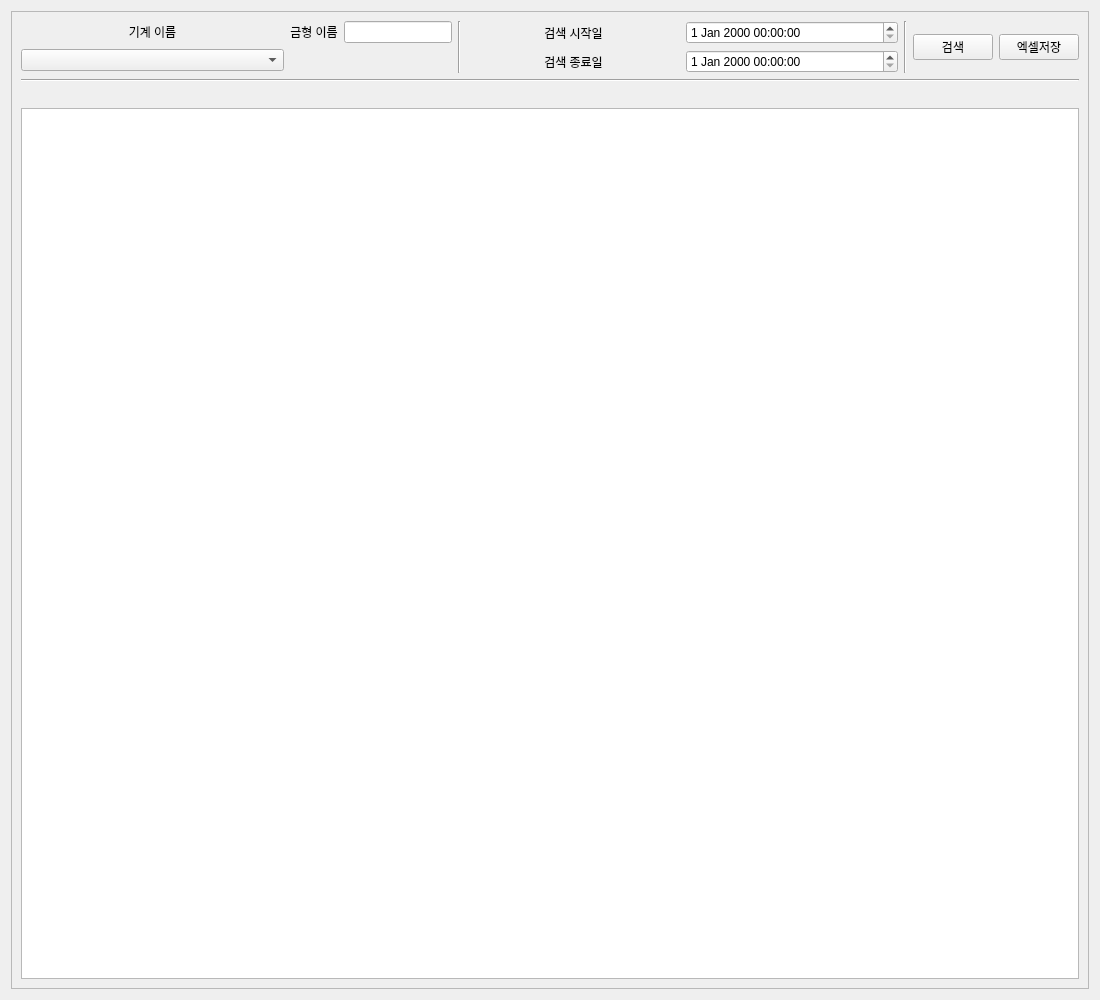
First picture: the form in dbsearchact.ui, repository good7zzang/QT_DBA, before the edit.
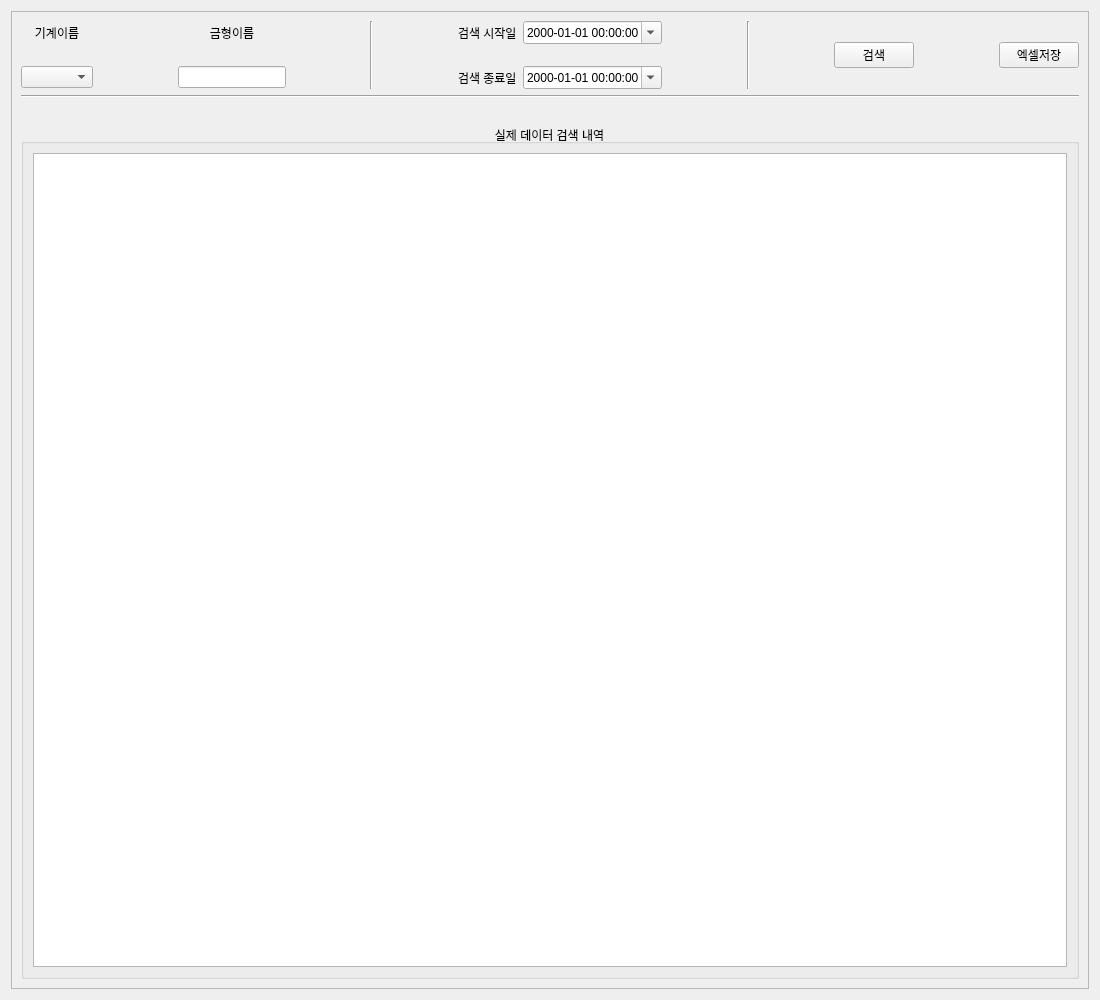
Second picture: the form after the edit.

```diff
--- a/dbsearchact.ui
+++ b/dbsearchact.ui
@@ -28,11 +28,229 @@
         <height>976</height>
        </rect>
       </property>
-      <layout class="QGridLayout" name="gridLayout_5">
-       <item row="0" column="1">
-        <widget class="Line" name="line">
+      <layout class="QGridLayout" name="gridLayout_4">
+       <item row="0" column="0">
+        <layout class="QGridLayout" name="gridLayout_3">
+         <item row="2" column="0">
+          <widget class="QComboBox" name="Co_MachineList"/>
+         </item>
+         <item row="0" column="2">
+          <widget class="QLabel" name="label_2">
+           <property name="text">
+            <string>금형이름</string>
+           </property>
+           <property name="alignment">
+            <set>Qt::AlignCenter</set>
+           </property>
+          </widget>
+         </item>
+         <item row="0" column="6">
+          <widget class="QLabel" name="label_3">
+           <property name="text">
+            <string>검색 시작일</string>
+           </property>
+          </widget>
+         </item>
+         <item row="0" column="7">
+          <widget class="QDateTimeEdit" name="Da_Data_Start_Time">
+           <property name="displayFormat">
+            <string>yyyy-MM-dd hh:mm:ss</string>
+           </property>
+           <property name="calendarPopup">
+            <bool>true</bool>
+           </property>
+          </widget>
+         </item>
+         <item row="0" column="13" rowspan="3">
+          <widget class="QPushButton" name="Pu_SaveExcel">
+           <property name="text">
+            <string>엑셀저장</string>
+           </property>
+          </widget>
+         </item>
+         <item row="2" column="2">
+          <widget class="QLineEdit" name="Li_MoldName"/>
+         </item>
+         <item row="0" column="1">
+          <spacer name="horizontalSpacer">
+           <property name="orientation">
+            <enum>Qt::Horizontal</enum>
+           </property>
+           <property name="sizeHint" stdset="0">
+            <size>
+             <width>40</width>
+             <height>20</height>
+            </size>
+           </property>
+          </spacer>
+         </item>
+         <item row="0" column="4" rowspan="3">
+          <widget class="Line" name="line">
+           <property name="orientation">
+            <enum>Qt::Vertical</enum>
+           </property>
+          </widget>
+         </item>
+         <item row="0" column="0">
+          <widget class="QLabel" name="label">
+           <property name="text">
+            <string>기계이름</string>
+           </property>
+           <property name="alignment">
+            <set>Qt::AlignCenter</set>
+           </property>
+          </widget>
+         </item>
+         <item row="0" column="3">
+          <spacer name="horizontalSpacer_2">
+           <property name="orientation">
+            <enum>Qt::Horizontal</enum>
+           </property>
+           <property name="sizeHint" stdset="0">
+            <size>
+             <width>40</width>
+             <height>20</height>
+            </size>
+           </property>
+          </spacer>
+         </item>
+         <item row="0" column="12">
+          <spacer name="horizontalSpacer_6">
+           <property name="orientation">
+            <enum>Qt::Horizontal</enum>
+           </property>
+           <property name="sizeHint" stdset="0">
+            <size>
+             <width>40</width>
+             <height>20</height>
+            </size>
+           </property>
+          </spacer>
+         </item>
+         <item row="0" column="9" rowspan="3">
+          <widget class="Line" name="line_3">
+           <property name="orientation">
+            <enum>Qt::Vertical</enum>
+           </property>
+          </widget>
+         </item>
+         <item row="0" column="10">
+          <spacer name="horizontalSpacer_4">
+           <property name="orientation">
+            <enum>Qt::Horizontal</enum>
+           </property>
+           <property name="sizeHint" stdset="0">
+            <size>
+             <width>40</width>
+             <height>20</height>
+            </size>
+           </property>
+          </spacer>
+         </item>
+         <item row="0" column="5">
+          <spacer name="horizontalSpacer_3">
+           <property name="orientation">
+            <enum>Qt::Horizontal</enum>
+           </property>
+           <property name="sizeHint" stdset="0">
+            <size>
+             <width>40</width>
+             <height>20</height>
+            </size>
+           </property>
+          </spacer>
+         </item>
+         <item row="2" column="6">
+          <widget class="QLabel" name="label_4">
+           <property name="text">
+            <string>검색 종료일</string>
+           </property>
+          </widget>
+         </item>
+         <item row="2" column="7">
+          <widget class="QDateTimeEdit" name="Da_Data_End_Time">
+           <property name="displayFormat">
+            <string>yyyy-MM-dd hh:mm:ss</string>
+           </property>
+           <property name="calendarPopup">
+            <bool>true</bool>
+           </property>
+          </widget>
+         </item>
+         <item row="0" column="8">
+          <spacer name="horizontalSpacer_5">
+           <property name="orientation">
+            <enum>Qt::Horizontal</enum>
+           </property>
+           <property name="sizeHint" stdset="0">
+            <size>
+             <width>40</width>
+             <height>20</height>
+            </size>
+           </property>
+          </spacer>
+         </item>
+         <item row="1" column="0">
+          <spacer name="verticalSpacer_2">
+           <property name="orientation">
+            <enum>Qt::Vertical</enum>
+           </property>
+           <property name="sizeType">
+            <enum>QSizePolicy::Maximum</enum>
+           </property>
+           <property name="sizeHint" stdset="0">
+            <size>
+             <width>20</width>
+             <height>10</height>
+            </size>
+           </property>
+          </spacer>
+         </item>
+         <item row="0" column="11" rowspan="3">
+          <widget class="QPushButton" name="Pu_SearchButton">
+           <property name="text">
+            <string>검색</string>
+           </property>
+          </widget>
+         </item>
+        </layout>
+       </item>
+       <item row="3" column="0">
+        <widget class="QGroupBox" name="groupBox">
+         <property name="sizePolicy">
+          <sizepolicy hsizetype="Preferred" vsizetype="Preferred">
+           <horstretch>0</horstretch>
+           <verstretch>0</verstretch>
+          </sizepolicy>
+         </property>
+         <property name="title">
+          <string>실제 데이터 검색 내역</string>
+         </property>
+         <property name="alignment">
+          <set>Qt::AlignCenter</set>
+         </property>
+         <property name="flat">
+          <bool>true</bool>
+         </property>
+         <layout class="QGridLayout" name="gridLayout_6">
+          <item row="0" column="0">
+           <layout class="QGridLayout" name="gridLayout_5">
+            <item row="0" column="0">
+             <widget class="QTableView" name="Ta_Actlist">
+              <attribute name="horizontalHeaderDefaultSectionSize">
+               <number>195</number>
+              </attribute>
+             </widget>
+            </item>
+           </layout>
+          </item>
+         </layout>
+        </widget>
+       </item>
+       <item row="1" column="0">
+        <widget class="Line" name="line_2">
          <property name="orientation">
-          <enum>Qt::Vertical</enum>
+          <enum>Qt::Horizontal</enum>
          </property>
         </widget>
        </item>
@@ -52,122 +270,6 @@
          </property>
         </spacer>
        </item>
-       <item row="0" column="4">
-        <widget class="QPushButton" name="pushButton">
-         <property name="sizePolicy">
-          <sizepolicy hsizetype="Maximum" vsizetype="Fixed">
-           <horstretch>0</horstretch>
-           <verstretch>0</verstretch>
-          </sizepolicy>
-         </property>
-         <property name="text">
-          <string>검색</string>
-         </property>
-        </widget>
-       </item>
-       <item row="0" column="2">
-        <layout class="QGridLayout" name="gridLayout_7">
-         <item row="0" column="0">
-          <widget class="QLabel" name="label_3">
-           <property name="text">
-            <string>검색 시작일</string>
-           </property>
-           <property name="alignment">
-            <set>Qt::AlignCenter</set>
-           </property>
-          </widget>
-         </item>
-         <item row="0" column="1">
-          <widget class="QDateTimeEdit" name="dateTimeEdit"/>
-         </item>
-         <item row="1" column="0">
-          <widget class="QLabel" name="label_4">
-           <property name="text">
-            <string>검색 종료일</string>
-           </property>
-           <property name="alignment">
-            <set>Qt::AlignCenter</set>
-           </property>
-          </widget>
-         </item>
-         <item row="1" column="1">
-          <widget class="QDateTimeEdit" name="dateTimeEdit_2"/>
-         </item>
-        </layout>
-       </item>
-       <item row="0" column="3">
-        <widget class="Line" name="line_3">
-         <property name="orientation">
-          <enum>Qt::Vertical</enum>
-         </property>
-        </widget>
-       </item>
-       <item row="3" column="0" colspan="6">
-        <widget class="QTableView" name="tableView"/>
-       </item>
-       <item row="0" column="0">
-        <layout class="QGridLayout" name="gridLayout_6">
-         <item row="0" column="0">
-          <widget class="QLabel" name="label_2">
-           <property name="text">
-            <string>기계 이름</string>
-           </property>
-           <property name="alignment">
-            <set>Qt::AlignCenter</set>
-           </property>
-          </widget>
-         </item>
-         <item row="1" column="0">
-          <widget class="QComboBox" name="comboBox_2"/>
-         </item>
-         <item row="0" column="2">
-          <widget class="QLineEdit" name="lineEdit">
-           <property name="sizePolicy">
-            <sizepolicy hsizetype="Maximum" vsizetype="Fixed">
-             <horstretch>0</horstretch>
-             <verstretch>0</verstretch>
-            </sizepolicy>
-           </property>
-          </widget>
-         </item>
-         <item row="0" column="1">
-          <widget class="QLabel" name="label_5">
-           <property name="sizePolicy">
-            <sizepolicy hsizetype="Maximum" vsizetype="Preferred">
-             <horstretch>0</horstretch>
-             <verstretch>0</verstretch>
-            </sizepolicy>
-           </property>
-           <property name="text">
-            <string>금형 이름</string>
-           </property>
-           <property name="alignment">
-            <set>Qt::AlignCenter</set>
-           </property>
-          </widget>
-         </item>
-        </layout>
-       </item>
-       <item row="1" column="0" colspan="6">
-        <widget class="Line" name="line_4">
-         <property name="orientation">
-          <enum>Qt::Horizontal</enum>
-         </property>
-        </widget>
-       </item>
-       <item row="0" column="5">
-        <widget class="QPushButton" name="pushButton_3">
-         <property name="sizePolicy">
-          <sizepolicy hsizetype="Maximum" vsizetype="Fixed">
-           <horstretch>0</horstretch>
-           <verstretch>0</verstretch>
-          </sizepolicy>
-         </property>
-         <property name="text">
-          <string>엑셀저장</string>
-         </property>
-        </widget>
-       </item>
       </layout>
      </widget>
     </widget>
```
